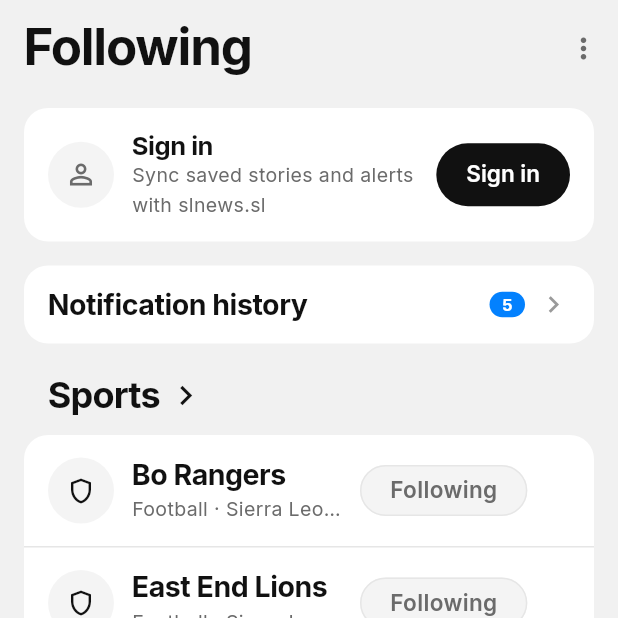
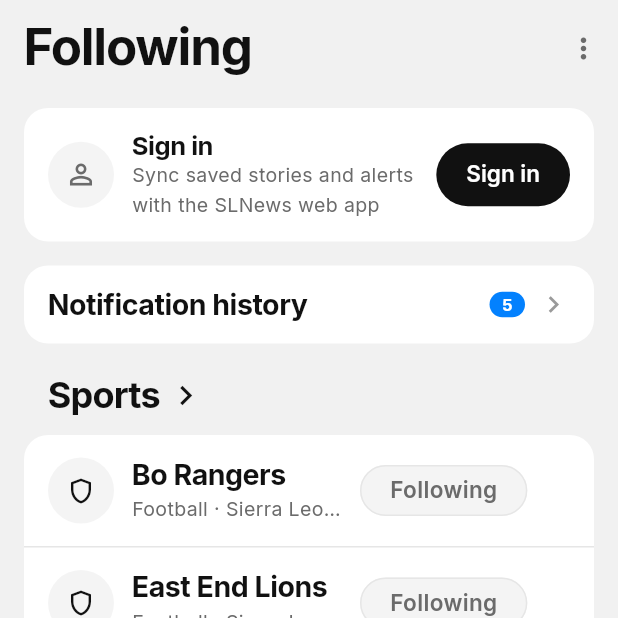
Before and after one commit to anselmeM/SLNews-App, a Flutter app: the SignInPage screen opened by its route, after a tap on the "close" icon, on a phone screen of 412 x 824 dp, the top half of it. Run offline on Flutter 3.47's test engine with Material 3 defaults, Android fonts, the phone set to English and light mode, and no system bars; our stand-ins replace cached_network_image, dio, flutter_riverpod, go_router, hive, hive_flutter and 1 more; missing offline and left inert: clerk_flutter; accounts and stored records are empty; network calls fail.

Commit message:
fix(sync): aim the default sync origin at the live PWA deployment
The default pointed at https://slnews.sl, which does not resolve — checked
directly, DNS returns nothing — so a release build would have had sync silently
do nothing. The live origin is https://sl-news.vercel.app, which is what the
PWA's own production docs and outreach material use.

Verified against production after the sync PR merged: /api/health answers
healthy with the database connected, and /api/mobile/v1/sync answers
401 {"error":"Unauthorized"} for anonymous GET and POST, so the route is
deployed and enforcing auth.

Also in this change:
- the account card and sign-in copy no longer name a domain that is not live
- the ApiClient session-token allow-list names the live origin explicitly
- docs/INTEGRATIONS.md records the verified endpoints and why a release build
  should pass S LNEWS_SYNC_URL rather than rely on the default

```diff
--- a/lib/core/data/sync/sync_api_config.dart
+++ b/lib/core/data/sync/sync_api_config.dart
@@ -46,7 +46,13 @@ class SyncApiConfig {
 
   /// The PWA origin: the Next.js route handlers that serve `/api/mobile/v1/sync`
   /// are deployed with the web app, so a default build syncs with production.
-  static const String defaultBaseUrl = 'https://slnews.sl';
+  ///
+  /// `slnews.sl` is the intended public domain, but it does not resolve yet
+  /// (checked 2026-10-16), so the default points at the live Vercel origin. A
+  /// release build should pass `--dart-define=SLNEWS_SYNC_URL=` explicitly rather
+  /// than rely on this: a wrong origin degrades to "sync silently does nothing",
+  /// because an unreachable endpoint is never allowed to break the reader.
+  static const String defaultBaseUrl = 'https://sl-news.vercel.app';
 
   /// Rows per collection requested on a pull; the API's own default.
   static const int defaultLimit = 500;
--- a/lib/core/providers/app_bootstrap.dart
+++ b/lib/core/providers/app_bootstrap.dart
@@ -135,6 +135,8 @@ class AppBootstrap {
       authTokenHosts: <String>{
         if (apiConfig.host.isNotEmpty) apiConfig.host,
         if (syncConfig.isConfigured) syncConfig.host,
+        // The live PWA origin, plus the domains it is expected to move to.
+        'sl-news.vercel.app',
         'slnews.sl',
         'www.slnews.sl',
         'slnews.app',
--- a/lib/features/auth/presentation/account_card.dart
+++ b/lib/features/auth/presentation/account_card.dart
@@ -162,7 +162,7 @@ class _SignedOutRow extends StatelessWidget {
                 style: context.typography.groupTitle.copyWith(fontSize: 17),
               ),
               Text(
-                'Sync saved stories and alerts with slnews.sl',
+                'Sync saved stories and alerts with the SLNews web app',
                 maxLines: 2,
                 style: context.typography.caption,
               ),
--- a/lib/features/auth/presentation/sign_in_page.dart
+++ b/lib/features/auth/presentation/sign_in_page.dart
@@ -59,7 +59,7 @@ class SignInPage extends ConsumerWidget {
                   ),
                   const SizedBox(height: AppSpacing.xs),
                   Text(
-                    'Saved stories, reactions and alerts follow you between this app and slnews.sl.',
+                    'Saved stories, reactions and alerts follow you between this app and the SLNews web app.',
                     style: context.typography.caption,
                   ),
                 ],
```
Also changed, not shown: 2 other files.
